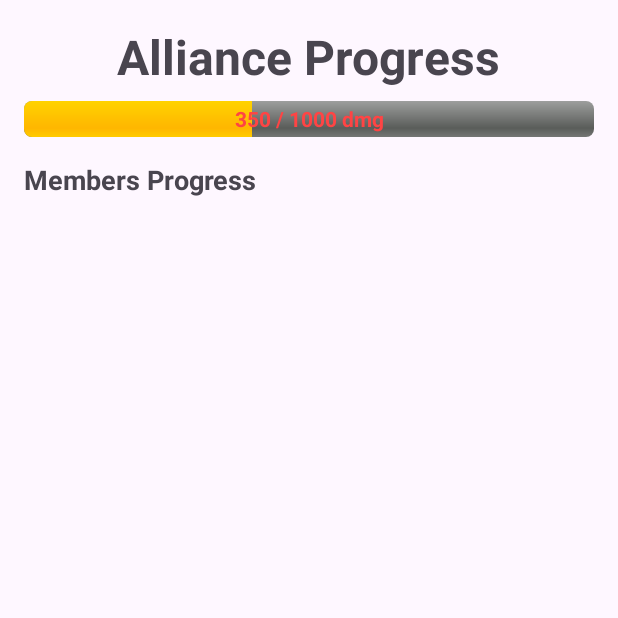
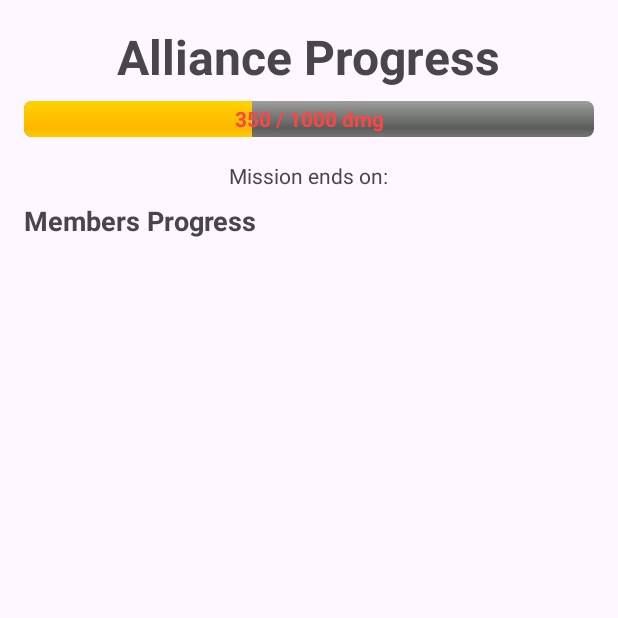
Before and after one commit to akoskissak/e2-ma-tim02-2025, an Android app: the AllianceMissionProgressActivity screen opened directly, with no data from a screen before it, on a phone screen of 412 x 824 dp, the top half of it. Run offline under Robolectric (Android 15) with nearby library versions, the phone set to English and light mode, and no system bars; our stand-ins replace Firebase (no records; nobody signed in at launch, a user with empty details on screens opened directly); 5 statements that could not run were skipped.

Commit message:
Added mission ends text

```diff
--- a/app/src/main/java/com/example/habitmaster/ui/activities/AllianceMissionProgressActivity.java
+++ b/app/src/main/java/com/example/habitmaster/ui/activities/AllianceMissionProgressActivity.java
@@ -19,6 +19,7 @@ import com.example.habitmaster.services.UserService;
 import com.example.habitmaster.ui.adapters.MembersProgressAdapter;
 import com.example.habitmaster.ui.fragments.MemberDetailsDialogFragment;
 
+import java.time.format.DateTimeFormatter;
 import java.util.ArrayList;
 import java.util.List;
 import java.util.Map;
@@ -29,7 +30,7 @@ public class AllianceMissionProgressActivity extends AppCompatActivity {
     public static final String BOSS_MAX_HP = "boss_max_hp";
     public static final String BOSS_CURRENT_HP = "boss_current_hp";
     ProgressBar progressAllianceBar;
-    TextView tvProgressText;
+    TextView tvProgressText, tvMissionEndTime;
 
     @Override
     protected void onCreate(Bundle savedInstanceState) {
@@ -38,6 +39,7 @@ public class AllianceMissionProgressActivity extends AppCompatActivity {
 
         progressAllianceBar = findViewById(R.id.progressBarAlliance);
         tvProgressText = findViewById(R.id.tvProgressText);
+        tvMissionEndTime = findViewById(R.id.tvMissionEndTime);
 
         String missionId = getIntent().getStringExtra(ALLIANCE_MISSION_ID);
 
@@ -64,8 +66,8 @@ public class AllianceMissionProgressActivity extends AppCompatActivity {
                         recyclerView.setLayoutManager(new LinearLayoutManager(AllianceMissionProgressActivity.this));
 
                         MembersProgressAdapter adapter = new MembersProgressAdapter(
-                                allianceUserMissions,   // lista misija iz baze
-                                userIdToUsernameMap,    // npr. { "u1" -> "Marko", "u2" -> "Jelena" }
+                                allianceUserMissions,
+                                userIdToUsernameMap,
                                 (username, mission) -> {
                                     MemberDetailsDialogFragment dialog = MemberDetailsDialogFragment.newInstance(username, mission);
                                     dialog.show(getSupportFragmentManager(), "memberDetails");
@@ -98,6 +100,10 @@ public class AllianceMissionProgressActivity extends AppCompatActivity {
 
                 progressAllianceBar.setProgress(bossCurrentHp / bossMaxHp);
                 tvProgressText.setText(String.format("%d/%d dmg", bossMaxHp - bossCurrentHp, bossMaxHp));
+
+                DateTimeFormatter formatter = DateTimeFormatter.ofPattern("MMMM dd, yyyy HH:mm");
+                tvMissionEndTime.setText(String.format("Mission ends on: %s", result.getEndDateTime().format(formatter)));
+
             }
 
             @Override
--- a/app/src/main/java/com/example/habitmaster/ui/fragments/MemberDetailsDialogFragment.java
+++ b/app/src/main/java/com/example/habitmaster/ui/fragments/MemberDetailsDialogFragment.java
@@ -54,7 +54,7 @@ public class MemberDetailsDialogFragment extends DialogFragment {
             tvBossHits.setText("Boss fight hits: " + mission.getBossFightHits() + "/10");
             tvSolvedTasks.setText("Solved easier tasks: " + mission.getSolvedTasks() + "/10");
             tvSolvedOtherTasks.setText("Solved harder tasks: " + mission.getSolvedOtherTasks() + "/6");
-            tvNoUnresolvedTasks.setText("No unresolved tasks: " + (mission.isNoUnresolvedTasks() ? "Yes (+10 HP)" : "No"));
+            tvNoUnresolvedTasks.setText("No unresolved tasks: " + (mission.isNoUnresolvedTasks() ? "Yes" : "No"));
             tvMessagesSentDays.setText("Messages sent days: " + mission.getMessagesSentDays());
             tvTotalDamage.setText("Total damage: " + mission.getTotalDamage());
         }
--- a/app/src/main/res/layout/activity_alliance_mission_progress.xml
+++ b/app/src/main/res/layout/activity_alliance_mission_progress.xml
@@ -42,6 +42,15 @@
             android:textStyle="bold"/>
     </FrameLayout>
 
+    <TextView
+        android:id="@+id/tvMissionEndTime"
+        android:layout_width="wrap_content"
+        android:layout_height="wrap_content"
+        android:text="Mission ends on:"
+        android:textSize="14sp"
+        android:layout_marginBottom="8sp"
+        android:layout_gravity="center"/>
+
 
     <TextView
         android:id="@+id/tvMembersProgressTitle"
```
